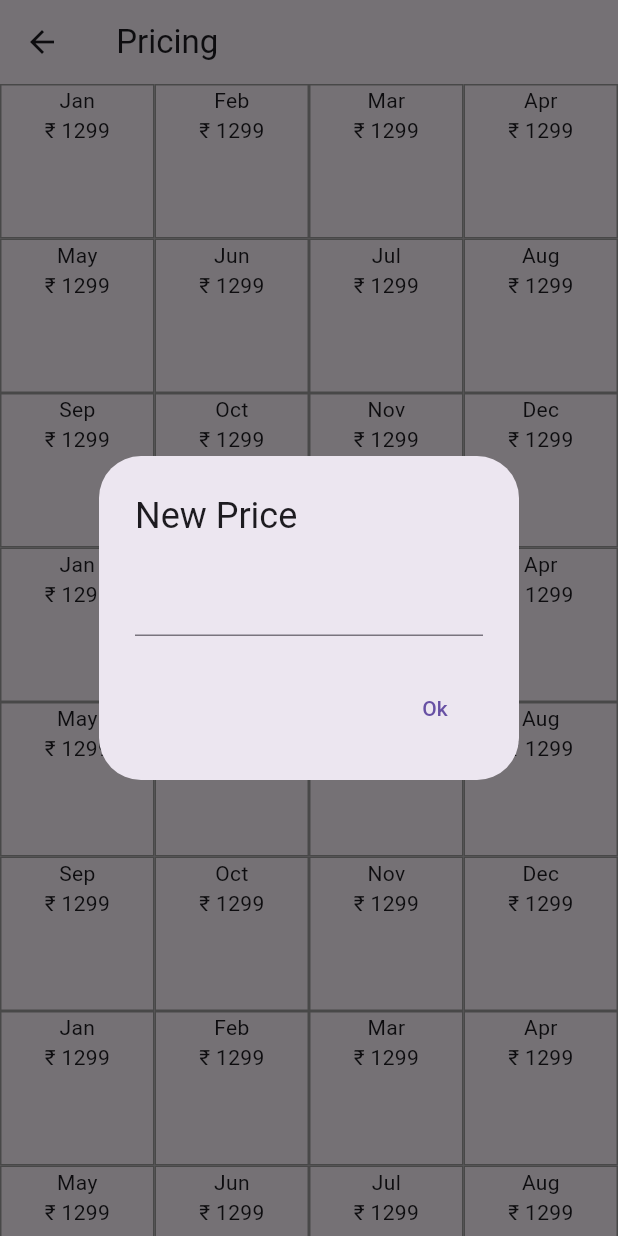
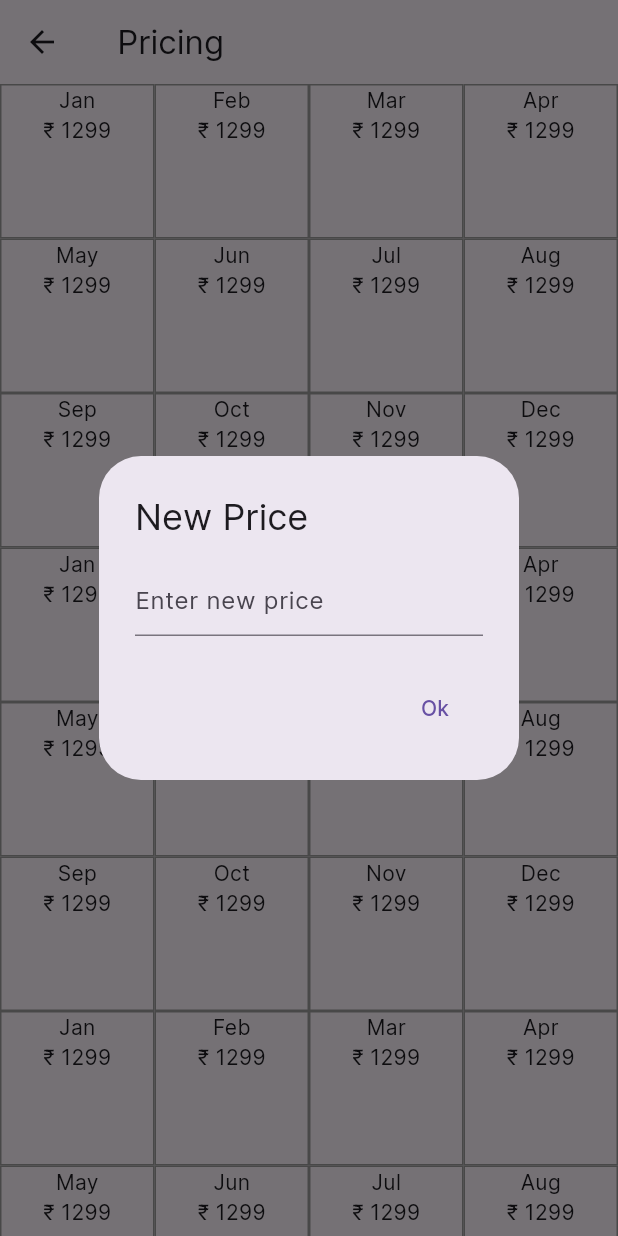
Before and after one commit to jayneel-circolife/master-circolife-app, a Flutter app: the SetPricingScreen screen opened directly with empty values, after a tap on "Jan", on a phone screen of 412 x 824 dp. Run offline on Flutter 3.47's test engine with Material 3 defaults, Android fonts, the phone set to English and light mode, and no system bars; our stand-ins replace slide_to_act; network calls fail.

Commit message:
added font, icons and code refactored

```diff
--- a/lib/main.dart
+++ b/lib/main.dart
@@ -12,8 +12,9 @@ class MyApp extends StatelessWidget {
   @override
   Widget build(BuildContext context) {
     return MaterialApp(
+      title: "Master Circolife",
       debugShowCheckedModeBanner: false,
-      theme: ThemeData(useMaterial3: true),
+      theme: ThemeData(useMaterial3: true, fontFamily: "Inter",),
       home: const HomeScreen(),
     );
   }
--- a/lib/presentation/home/screens/SetPricingScreen.dart
+++ b/lib/presentation/home/screens/set_pricing_screen.dart
@@ -20,9 +20,13 @@ class SetPricingScreen extends StatelessWidget {
           onTap: (){
             showDialog(context: context, builder: (context){
               return AlertDialog(
-                actions: [TextButton(onPressed: (){}, child: Text("Ok"))],
-                title: Text("New Price"),
+                actions: [TextButton(onPressed: (){}, child: const Text("Ok"))],
+                title: const Text("New Price"),
                 content: TextField(
+                  keyboardType: TextInputType.number,
+                  decoration: const InputDecoration(
+                    hintText: "Enter new price"
+                  ),
                   inputFormatters: [
                     FilteringTextInputFormatter.digitsOnly
                   ],
@@ -36,7 +40,7 @@ class SetPricingScreen extends StatelessWidget {
               mainAxisSize: MainAxisSize.min,
               children: [
                 Text(months[index % months.length]),
-                Text("₹ 1299")
+                const Text("₹ 1299")
               ],
             ),
           ),
--- /dev/null
+++ b/lib/utils/constants.dart
@@ -0,0 +1,4 @@
+Map<String, String> headers = {
+  'Content-Type': 'application/json',
+  'Accept': 'application/json',
+};
--- a/pubspec.yaml
+++ b/pubspec.yaml
@@ -76,6 +76,10 @@ flutter:
   # "family" key with the font family name, and a "fonts" key with a
   # list giving the asset and other descriptors for the font. For
   # example:
+  fonts:
+    - family: Inter
+      fonts:
+        - asset: assets/font/Inter.ttf
   # fonts:
   #   - family: Schyler
   #     fonts:
```
Also changed, not shown: lib/presentation/home/screens/configure_device_screen.dart (+7 -7 lines), lib/presentation/home/screens/devices_screen.dart (+18 -14 lines), lib/presentation/home/screens/home_screen.dart (+9 -6 lines), lib/presentation/home/screens/pricing_screen.dart (+8 -10 lines), assets/font/Inter.ttf (added).
